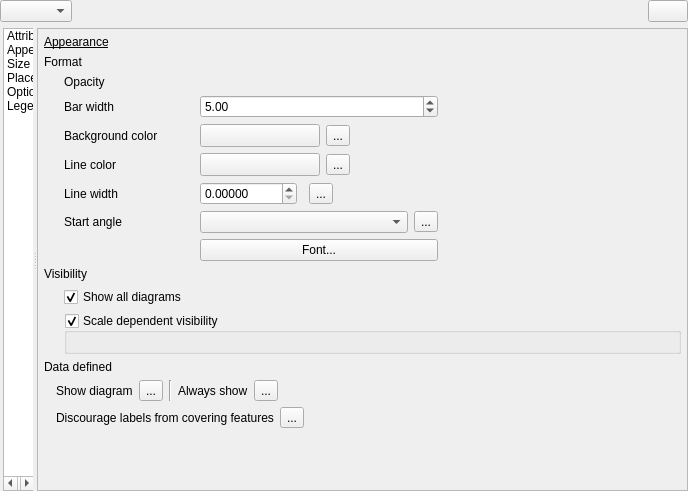
qgis/QGIS, file src/ui/qgsdiagrampropertiesbase.ui: the form before one commit.
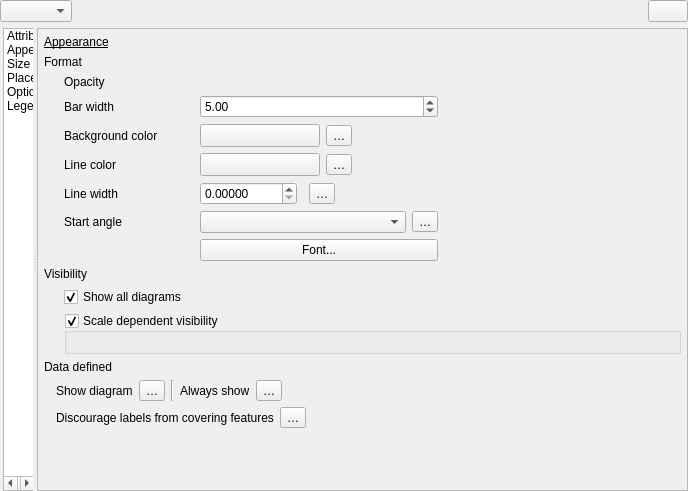
The form after the commit. The open tabs and pages were chosen to show the change. Icons and pictures are not drawn. Custom widgets are drawn as their Qt base class.

Diff of the .ui file:
```diff
--- a/src/ui/qgsdiagrampropertiesbase.ui
+++ b/src/ui/qgsdiagrampropertiesbase.ui
@@ -688,7 +688,7 @@
                          <item>
                           <widget class="QgsPropertyOverrideButton" name="mBackgroundColorDDBtn">
                            <property name="text">
-                            <string>...</string>
+                            <string>…</string>
                            </property>
                           </widget>
                          </item>
@@ -731,7 +731,7 @@
                          <item>
                           <widget class="QgsPropertyOverrideButton" name="mLineColorDDBtn">
                            <property name="text">
-                            <string>...</string>
+                            <string>…</string>
                            </property>
                           </widget>
                          </item>
@@ -775,7 +775,7 @@
                          <item>
                           <widget class="QgsPropertyOverrideButton" name="mLineWidthDDBtn">
                            <property name="text">
-                            <string>...</string>
+                            <string>…</string>
                            </property>
                           </widget>
                          </item>
@@ -802,7 +802,7 @@
                          <item>
                           <widget class="QgsPropertyOverrideButton" name="mStartAngleDDBtn">
                            <property name="text">
-                            <string>...</string>
+                            <string>…</string>
                            </property>
                           </widget>
                          </item>
@@ -932,7 +932,7 @@
                      <item row="1" column="2">
                       <widget class="QgsPropertyOverrideButton" name="mShowDiagramDDBtn">
                        <property name="text">
-                        <string>...</string>
+                        <string>…</string>
                        </property>
                       </widget>
                      </item>
@@ -959,7 +959,7 @@
                      <item row="1" column="5">
                       <widget class="QgsPropertyOverrideButton" name="mAlwaysShowDDBtn">
                        <property name="text">
-                        <string>...</string>
+                        <string>…</string>
                        </property>
                       </widget>
                      </item>
@@ -1011,7 +1011,7 @@
                        <item>
                         <widget class="QgsPropertyOverrideButton" name="mIsObstacleDDBtn">
                          <property name="text">
-                          <string>...</string>
+                          <string>…</string>
                          </property>
                         </widget>
                        </item>
```
Left out of the diff: 10 changed lines with no effect on the pictures.
